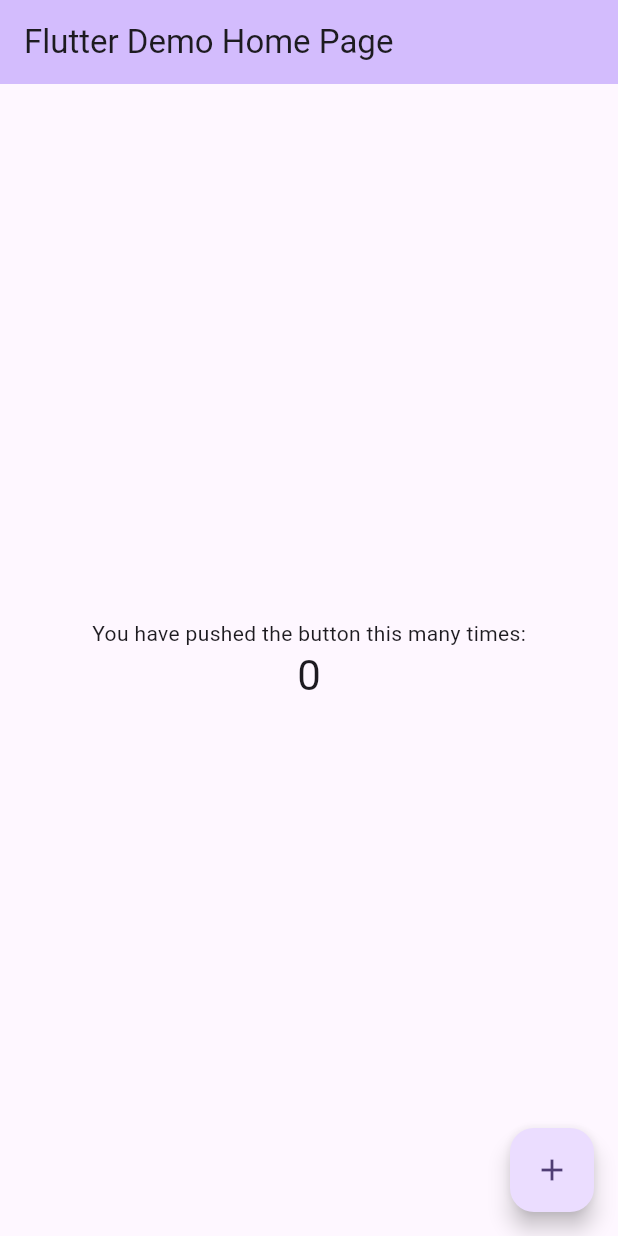
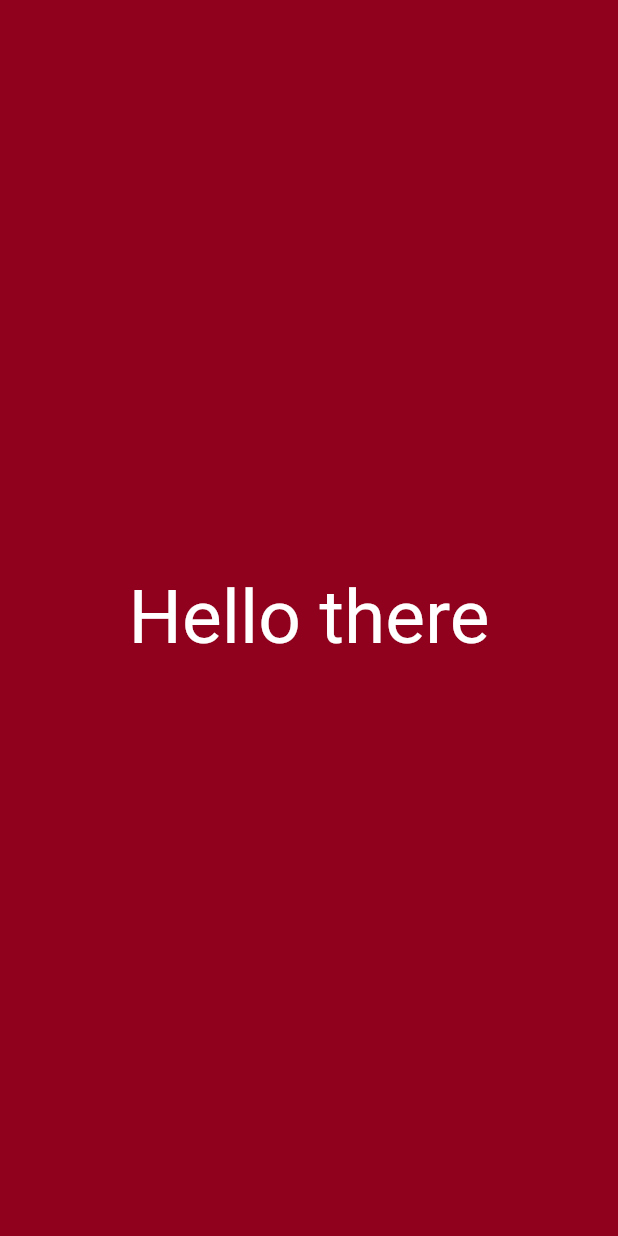
Before and after one commit to Haidar0096/random_color_generator, a Flutter app: the screen it shows after launch, on a phone screen of 412 x 824 dp. Run offline on Flutter 3.47's test engine with Material 3 defaults, Android fonts, the light colour scheme and no system bars.

Commit message:
Implemented the required app in a simple way.

```diff
--- a/lib/main.dart
+++ b/lib/main.dart
@@ -1,125 +1,6 @@
 import 'package:flutter/material.dart';
+import 'package:random_color_generator/ui/widgets/root_app_widget.dart';
 
 void main() {
-  runApp(const MyApp());
+  runApp(const RootAppWidget());
 }
-
-class MyApp extends StatelessWidget {
-  const MyApp({super.key});
-
-  // This widget is the root of your application.
-  @override
-  Widget build(BuildContext context) {
-    return MaterialApp(
-      title: 'Flutter Demo',
-      theme: ThemeData(
-        // This is the theme of your application.
-        //
-        // TRY THIS: Try running your application with "flutter run". You'll see
-        // the application has a purple toolbar. Then, without quitting the app,
-        // try changing the seedColor in the colorScheme below to Colors.green
-        // and then invoke "hot reload" (save your changes or press the "hot
-        // reload" button in a Flutter-supported IDE, or press "r" if you used
-        // the command line to start the app).
-        //
-        // Notice that the counter didn't reset back to zero; the application
-        // state is not lost during the reload. To reset the state, use hot
-        // restart instead.
-        //
-        // This works for code too, not just values: Most code changes can be
-        // tested with just a hot reload.
-        colorScheme: ColorScheme.fromSeed(seedColor: Colors.deepPurple),
-        useMaterial3: true,
-      ),
-      home: const MyHomePage(title: 'Flutter Demo Home Page'),
-    );
-  }
-}
-
-class MyHomePage extends StatefulWidget {
-  const MyHomePage({super.key, required this.title});
-
-  // This widget is the home page of your application. It is stateful, meaning
-  // that it has a State object (defined below) that contains fields that affect
-  // how it looks.
-
-  // This class is the configuration for the state. It holds the values (in this
-  // case the title) provided by the parent (in this case the App widget) and
-  // used by the build method of the State. Fields in a Widget subclass are
-  // always marked "final".
-
-  final String title;
-
-  @override
-  State<MyHomePage> createState() => _MyHomePageState();
-}
-
-class _MyHomePageState extends State<MyHomePage> {
-  int _counter = 0;
-
-  void _incrementCounter() {
-    setState(() {
-      // This call to setState tells the Flutter framework that something has
-      // changed in this State, which causes it to rerun the build method below
-      // so that the display can reflect the updated values. If we changed
-      // _counter without calling setState(), then the build method would not be
-      // called again, and so nothing would appear to happen.
-      _counter++;
-    });
-  }
-
-  @override
-  Widget build(BuildContext context) {
-    // This method is rerun every time setState is called, for instance as done
-    // by the _incrementCounter method above.
-    //
-    // The Flutter framework has been optimized to make rerunning build methods
-    // fast, so that you can just rebuild anything that needs updating rather
-    // than having to individually change instances of widgets.
-    return Scaffold(
-      appBar: AppBar(
-        // TRY THIS: Try changing the color here to a specific color (to
-        // Colors.amber, perhaps?) and trigger a hot reload to see the AppBar
-        // change color while the other colors stay the same.
-        backgroundColor: Theme.of(context).colorScheme.inversePrimary,
-        // Here we take the value from the MyHomePage object that was created by
-        // the App.build method, and use it to set our appbar title.
-        title: Text(widget.title),
-      ),
-      body: Center(
-        // Center is a layout widget. It takes a single child and positions it
-        // in the middle of the parent.
-        child: Column(
-          // Column is also a layout widget. It takes a list of children and
-          // arranges them vertically. By default, it sizes itself to fit its
-          // children horizontally, and tries to be as tall as its parent.
-          //
-          // Column has various properties to control how it sizes itself and
-          // how it positions its children. Here we use mainAxisAlignment to
-          // center the children vertically; the main axis here is the vertical
-          // axis because Columns are vertical (the cross axis would be
-          // horizontal).
-          //
-          // TRY THIS: Invoke "debug painting" (choose the "Toggle Debug Paint"
-          // action in the IDE, or press "p" in the console), to see the
-          // wireframe for each widget.
-          mainAxisAlignment: MainAxisAlignment.center,
-          children: <Widget>[
-            const Text(
-              'You have pushed the button this many times:',
-            ),
-            Text(
-              '$_counter',
-              style: Theme.of(context).textTheme.headlineMedium,
-            ),
-          ],
-        ),
-      ),
-      floatingActionButton: FloatingActionButton(
-        onPressed: _incrementCounter,
-        tooltip: 'Increment',
-        child: const Icon(Icons.add),
-      ), // This trailing comma makes auto-formatting nicer for build methods.
-    );
-  }
-}
--- /dev/null
+++ b/lib/services/color_generator/color_generator.dart
@@ -0,0 +1,33 @@
+import 'dart:math';
+import 'dart:ui';
+
+/// Generator for random colors.
+class ColorGenerator {
+  final Random _random;
+
+  /// The maximum value for each color component (Red, Green, Blue).
+  static const int maxColorValue = 255;
+
+  /// The default seed for the random number generator.
+  static const int defaultSeed = 0;
+
+  /// Creates a [ColorGenerator] with the provided seed.
+  ///
+  /// The [seed] parameter allows for reproducible color generation.
+  ColorGenerator({int seed = defaultSeed}) : _random = Random(seed);
+
+  /// Generates a random color based on the provided seed.
+  ///
+  /// The generated color is in ARGB format, where:
+  /// - A (Alpha) is set to 255 (fully opaque).
+  /// - R (Red), G (Green), and B (Blue) are randomly generated values
+  ///   between 0 and 255.
+  Color generateColor() {
+    const int alpha = maxColorValue; // Fully opaque
+    final int red = _random.nextInt(maxColorValue + 1);
+    final int green = _random.nextInt(maxColorValue + 1);
+    final int blue = _random.nextInt(maxColorValue + 1);
+
+    return Color.fromARGB(alpha, red, green, blue);
+  }
+}
--- /dev/null
+++ b/lib/ui/screens/color_generator_screen/color_generator_screen.dart
@@ -0,0 +1,48 @@
+import 'package:flutter/material.dart';
+import 'package:random_color_generator/services/color_generator/color_generator.dart';
+
+/// Screen that generates random background color when the user taps anywhere
+/// on the screen.
+class ColorGeneratorScreen extends StatefulWidget {
+  /// Seed to be used for the random number generator.
+  final int seed;
+
+  /// Creates a [ColorGeneratorScreen].
+  const ColorGeneratorScreen({
+    super.key,
+    this.seed = ColorGenerator.defaultSeed,
+  });
+
+  @override
+  State<ColorGeneratorScreen> createState() => _ColorGeneratorScreenState();
+}
+
+class _ColorGeneratorScreenState extends State<ColorGeneratorScreen> {
+  // ignore: avoid_late_keyword
+  late final ColorGenerator _colorGenerator;
+
+  // ignore: avoid_late_keyword
+  late Color _backgroundColor;
+
+  @override
+  void initState() {
+    super.initState();
+    _colorGenerator = ColorGenerator(seed: widget.seed);
+    _backgroundColor = _colorGenerator.generateColor();
+  }
+
+  @override
+  Widget build(BuildContext context) => GestureDetector(
+        onTap: () =>
+            setState(() => _backgroundColor = _colorGenerator.generateColor()),
+        child: ColoredBox(
+          color: _backgroundColor,
+          child: const Center(
+            child: DefaultTextStyle(
+              style: TextStyle(fontSize: 50),
+              child: Text('Hello there'),
+            ),
+          ),
+        ),
+      );
+}
--- /dev/null
+++ b/lib/ui/widgets/root_app_widget.dart
@@ -0,0 +1,14 @@
+import 'package:flutter/material.dart';
+import 'package:random_color_generator/ui/screens/color_generator_screen/color_generator_screen.dart';
+
+/// The root widget of the app.
+class RootAppWidget extends StatelessWidget {
+  /// Creates a [RootAppWidget].
+  const RootAppWidget({super.key});
+
+  @override
+  Widget build(BuildContext context) => const MaterialApp(
+        debugShowCheckedModeBanner: false,
+        home: ColorGeneratorScreen(),
+      );
+}
```
Also changed, not shown: pubspec.yaml (+4 -72 lines), pubspec.lock, 5 other files.
